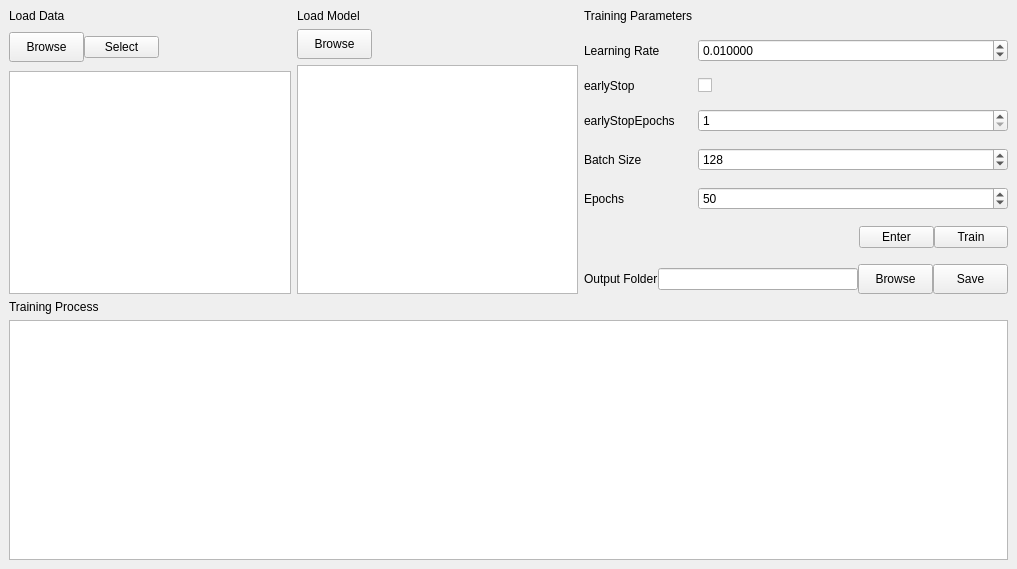
Old version of the form QSAR-UI/mainwindow1.ui in the repository sheMnapion/AI-QSAR.
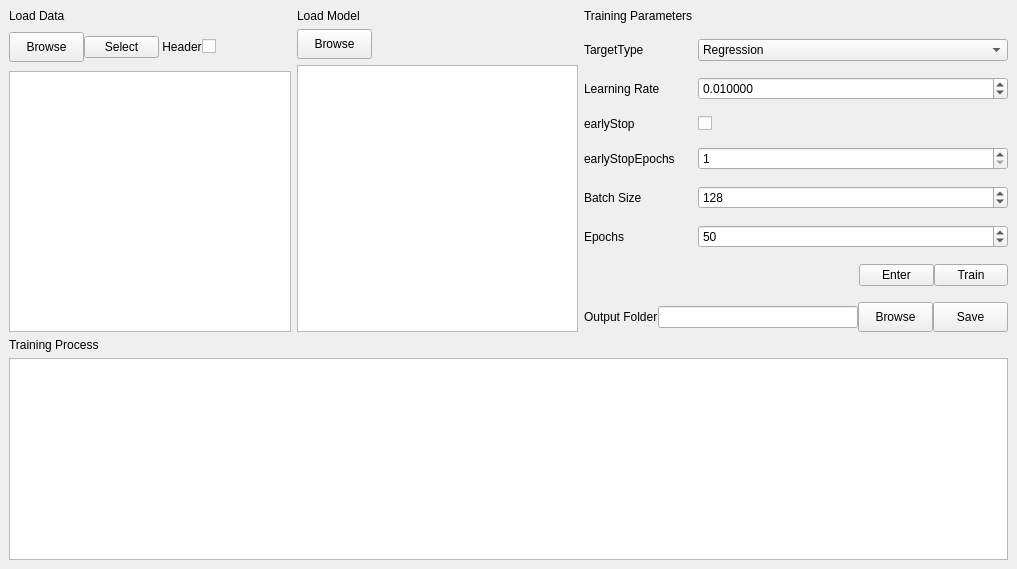
New version of the form.

Diff of the .ui file:
```diff
--- a/QSAR-UI/mainwindow1.ui
+++ b/QSAR-UI/mainwindow1.ui
@@ -22,25 +22,22 @@
   <widget class="QWidget" name="centralwidget">
    <layout class="QGridLayout" name="gridLayout_2">
     <item row="0" column="0">
-     <layout class="QGridLayout" name="gridLayout" rowstretch="1,0,0,0,0,0,0,1" columnstretch="1,1">
+     <layout class="QGridLayout" name="gridLayout" rowstretch="1,0,0,0,0,0,0,0" columnstretch="1,0">
       <property name="verticalSpacing">
        <number>9</number>
       </property>
-      <item row="0" column="0">
-       <widget class="QLabel" name="label_3">
+      <item row="6" column="0" rowspan="2" colspan="2">
+       <widget class="QListWidget" name="dataList">
         <property name="sizePolicy">
-         <sizepolicy hsizetype="Expanding" vsizetype="Fixed">
+         <sizepolicy hsizetype="Expanding" vsizetype="Expanding">
           <horstretch>1</horstretch>
-          <verstretch>0</verstretch>
+          <verstretch>1</verstretch>
          </sizepolicy>
         </property>
-        <property name="text">
-         <string>Load Data</string>
-        </property>
        </widget>
       </item>
       <item row="5" column="0" colspan="2">
-       <layout class="QHBoxLayout" name="horizontalLayout" stretch="1,1,1">
+       <layout class="QHBoxLayout" name="horizontalLayout" stretch="1,1,0,0">
         <property name="leftMargin">
          <number>0</number>
         </property>
@@ -95,24 +92,31 @@
          </widget>
         </item>
         <item>
-         <widget class="QLabel" name="dataLabel">
+         <widget class="QLabel" name="label">
           <property name="sizePolicy">
-           <sizepolicy hsizetype="Expanding" vsizetype="Fixed">
+           <sizepolicy hsizetype="Fixed" vsizetype="Preferred">
             <horstretch>0</horstretch>
             <verstretch>0</verstretch>
            </sizepolicy>
           </property>
-          <property name="minimumSize">
-           <size>
-            <width>0</width>
-            <height>20</height>
-           </size>
-          </property>
           <property name="maximumSize">
            <size>
-            <width>200</width>
+            <width>50</width>
             <height>20</height>
            </size>
+          </property>
+          <property name="text">
+           <string> Header</string>
+          </property>
+         </widget>
+        </item>
+        <item>
+         <widget class="QCheckBox" name="headerCheckBox">
+          <property name="sizePolicy">
+           <sizepolicy hsizetype="Expanding" vsizetype="Fixed">
+            <horstretch>0</horstretch>
+            <verstretch>0</verstretch>
+           </sizepolicy>
           </property>
           <property name="text">
            <string/>
@@ -121,14 +125,17 @@
         </item>
        </layout>
       </item>
-      <item row="6" column="0" rowspan="2" colspan="2">
-       <widget class="QListWidget" name="dataList">
+      <item row="0" column="0">
+       <widget class="QLabel" name="label_3">
         <property name="sizePolicy">
-         <sizepolicy hsizetype="Expanding" vsizetype="Expanding">
+         <sizepolicy hsizetype="Expanding" vsizetype="Fixed">
           <horstretch>1</horstretch>
-          <verstretch>1</verstretch>
+          <verstretch>0</verstretch>
          </sizepolicy>
         </property>
+        <property name="text">
+         <string>Load Data</string>
+        </property>
        </widget>
       </item>
      </layout>
@@ -209,14 +216,14 @@
         </property>
        </widget>
       </item>
-      <item row="1" column="0">
+      <item row="2" column="0">
        <widget class="QLabel" name="learningRateLabel">
         <property name="text">
          <string>Learning Rate</string>
         </property>
        </widget>
       </item>
-      <item row="1" column="1">
+      <item row="2" column="1">
        <widget class="QDoubleSpinBox" name="learningRateDoubleSpinBox">
         <property name="sizePolicy">
          <sizepolicy hsizetype="Expanding" vsizetype="Fixed">
@@ -247,14 +254,14 @@
         </property>
        </widget>
       </item>
-      <item row="2" column="0">
+      <item row="3" column="0">
        <widget class="QLabel" name="earlyStopLabel">
         <property name="text">
          <string>earlyStop</string>
         </property>
        </widget>
       </item>
-      <item row="2" column="1">
+      <item row="3" column="1">
        <widget class="QCheckBox" name="earlyStopCheckBox">
         <property name="sizePolicy">
          <sizepolicy hsizetype="Expanding" vsizetype="Fixed">
@@ -264,14 +271,14 @@
         </property>
        </widget>
       </item>
-      <item row="3" column="0">
+      <item row="4" column="0">
        <widget class="QLabel" name="earlyStopEpochsLabel">
         <property name="text">
          <string>earlyStopEpochs</string>
         </property>
        </widget>
       </item>
-      <item row="3" column="1">
+      <item row="4" column="1">
        <widget class="QSpinBox" name="earlyStopEpochsSpinBox">
         <property name="sizePolicy">
          <sizepolicy hsizetype="Expanding" vsizetype="Fixed">
@@ -287,14 +294,14 @@
         </property>
        </widget>
       </item>
-      <item row="4" column="0">
+      <item row="5" column="0">
        <widget class="QLabel" name="batchSizeLabel">
         <property name="text">
          <string>Batch Size</string>
         </property>
        </widget>
       </item>
-      <item row="4" column="1">
+      <item row="5" column="1">
        <widget class="QSpinBox" name="batchSizeSpinBox">
         <property name="sizePolicy">
          <sizepolicy hsizetype="Expanding" vsizetype="Fixed">
@@ -313,14 +320,14 @@
         </property>
        </widget>
       </item>
-      <item row="5" column="0">
+      <item row="6" column="0">
        <widget class="QLabel" name="epochsLabel">
         <property name="text">
          <string>Epochs</string>
         </property>
        </widget>
       </item>
-      <item row="5" column="1">
+      <item row="6" column="1">
        <widget class="QSpinBox" name="epochsSpinBox">
         <property name="sizePolicy">
          <sizepolicy hsizetype="Expanding" vsizetype="Fixed">
@@ -339,7 +346,7 @@
         </property>
        </widget>
       </item>
-      <item row="7" column="0" colspan="2">
+      <item row="8" column="0" colspan="2">
        <layout class="QHBoxLayout" name="horizontalLayout_5">
         <item>
          <widget class="QLabel" name="outputLabel">
@@ -416,7 +423,7 @@
         </item>
        </layout>
       </item>
-      <item row="6" column="0" colspan="2">
+      <item row="7" column="0" colspan="2">
        <layout class="QHBoxLayout" name="horizontalLayout_3">
         <item>
          <spacer name="horizontalSpacer">
@@ -474,6 +481,33 @@
         </item>
        </layout>
       </item>
+      <item row="1" column="0">
+       <widget class="QLabel" name="targetTypeLabel">
+        <property name="text">
+         <string>TargetType</string>
+        </property>
+       </widget>
+      </item>
+      <item row="1" column="1">
+       <widget class="QComboBox" name="targetTypeComboBox">
+        <property name="sizePolicy">
+         <sizepolicy hsizetype="Expanding" vsizetype="Fixed">
+          <horstretch>0</horstretch>
+          <verstretch>0</verstretch>
+         </sizepolicy>
+        </property>
+        <item>
+         <property name="text">
+          <string>Regression</string>
+         </property>
+        </item>
+        <item>
+         <property name="text">
+          <string>Classification</string>
+         </property>
+        </item>
+       </widget>
+      </item>
      </layout>
     </item>
     <item row="1" column="0">
```
